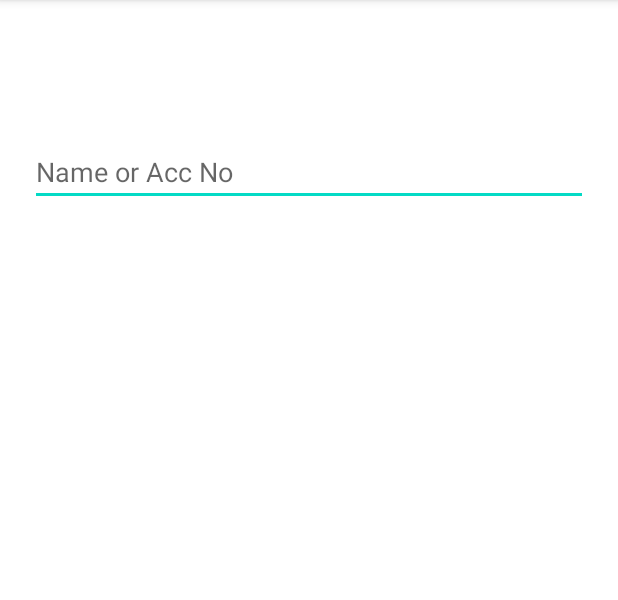
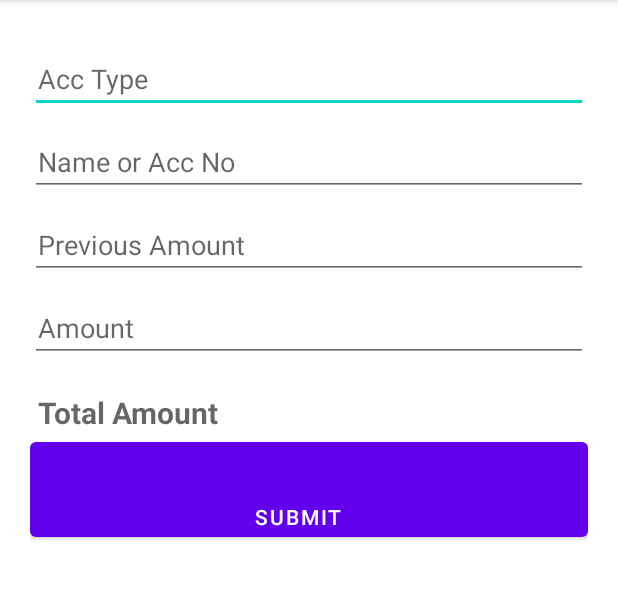
Before and after one commit to NiteenRC/pigmy-machine, an Android app: the screen it shows after launch (MainActivity), on a phone screen of 412 x 824 dp, the part 84-684 px from its top. Run offline under Robolectric (Android 15) with nearby library versions, the phone set to English and light mode, and no system bars.

Commit message:
aligment and calculations

```diff
--- a/app/src/main/res/layout/activity_main.xml
+++ b/app/src/main/res/layout/activity_main.xml
@@ -9,15 +9,65 @@
     tools:context=".MainActivity">
 
     <AutoCompleteTextView
+        android:id="@+id/accountType"
+        android:layout_width="match_parent"
+        android:layout_height="wrap_content"
+        android:hint="@string/acc_type"
+        android:paddingStart="5dp"
+        android:paddingTop="20dp"
+        android:paddingEnd="20dp" />
+
+    <AutoCompleteTextView
         android:id="@+id/autoCompleteTextView1"
-        android:layout_width="wrap_content"
+        android:layout_width="match_parent"
         android:layout_height="wrap_content"
-        android:layout_marginTop="72dp"
-        android:width="500dp"
-        android:ems="10"
-        android:hint="Name or Acc No">
+        android:layout_below="@+id/accountType"
+        android:hint="@string/name_or_acc_no"
+        android:paddingStart="5dp"
+        android:paddingTop="20dp"
+        android:paddingEnd="20dp" />
 
-        <requestFocus />
-    </AutoCompleteTextView>
+    <EditText
+        android:id="@+id/number1_edit_text"
+        android:layout_width="match_parent"
+        android:layout_height="wrap_content"
+        android:layout_below="@+id/autoCompleteTextView1"
+        android:hint="@string/previous_amount"
+        android:paddingStart="5dp"
+        android:paddingTop="20dp"
+        android:paddingEnd="20dp" />
+
+    <EditText
+        android:id="@+id/number2_edit_text"
+        android:layout_width="match_parent"
+        android:layout_height="wrap_content"
+        android:layout_below="@+id/number1_edit_text"
+        android:hint="@string/amount"
+        android:paddingStart="5dp"
+        android:paddingTop="20dp"
+        android:paddingEnd="20dp" />
+
+    <TextView
+        android:id="@+id/total_amount"
+        android:layout_width="match_parent"
+        android:layout_height="wrap_content"
+        android:layout_below="@+id/number2_edit_text"
+        android:hint="@string/total_amount"
+        android:paddingStart="5dp"
+        android:paddingTop="20dp"
+        android:paddingEnd="20dp"
+        android:textSize="20sp"
+        android:textStyle="bold" />
+
+    <Button
+        android:id="@+id/add_button"
+        android:layout_width="match_parent"
+        android:layout_height="wrap_content"
+        android:layout_below="@+id/total_amount"
+        android:onClick="onAddButtonClick"
+        android:paddingStart="5dp"
+        android:paddingTop="40dp"
+        android:paddingEnd="20dp"
+        android:text="@string/submit" />
 
 </RelativeLayout>
--- a/app/src/main/res/values-night/themes.xml
+++ b/app/src/main/res/values-night/themes.xml
@@ -1,4 +1,4 @@
-<resources xmlns:tools="http://schemas.android.com/tools">
+<resources>
     <!-- Base application theme. -->
     <style name="Theme.Pigmy" parent="Theme.MaterialComponents.DayNight.DarkActionBar">
         <!-- Primary brand color. -->
--- a/app/src/main/res/values/strings.xml
+++ b/app/src/main/res/values/strings.xml
@@ -1,3 +1,10 @@
 <resources>
     <string name="app_name">Royal Finance Corporation</string>
+    <string name="acc_type">Acc Type</string>
+    <string name="name_or_acc_no">Name or Acc No</string>
+    <string name="previous_amount">Previous Amount</string>
+    <string name="amount">Amount</string>
+    <string name="total_amount">Total Amount</string>
+    <string name="submit">Submit</string>
+    <string name="print">Print</string>
 </resources>
--- a/app/src/main/res/values/themes.xml
+++ b/app/src/main/res/values/themes.xml
@@ -1,4 +1,4 @@
-<resources xmlns:tools="http://schemas.android.com/tools">
+<resources>
     <!-- Base application theme. -->
     <style name="Theme.Pigmy" parent="Theme.MaterialComponents.DayNight.DarkActionBar">
         <!-- Primary brand color. -->
```
Also changed, not shown: app/src/main/java/com/example/pigmy/CustomerReceipt.java (added, +30 -0 lines), app/src/main/java/com/example/pigmy/MainActivity.java (+93 -7 lines), app/src/main/res/layout/customer_receipt.xml (added, +33 -0 lines), 2 other files.
